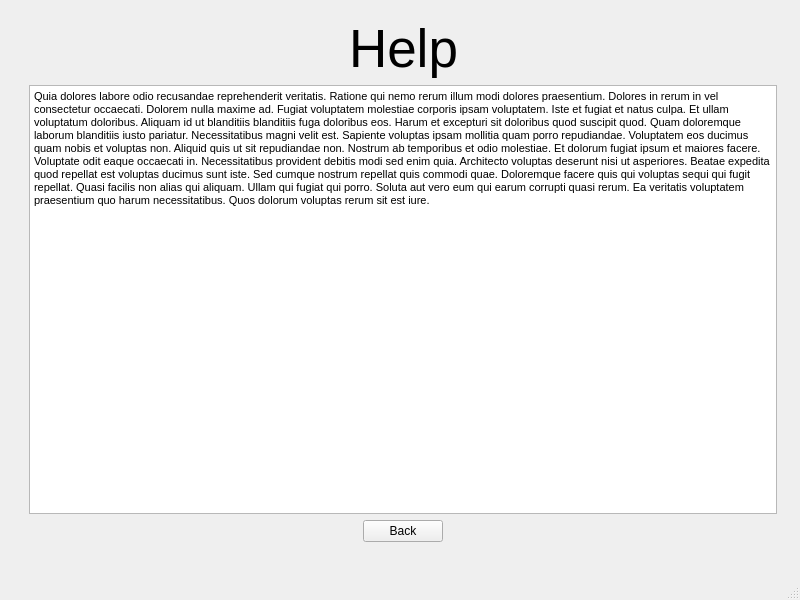
B1rtek/Casino, file GUI/Casino.ui: the form before one commit.
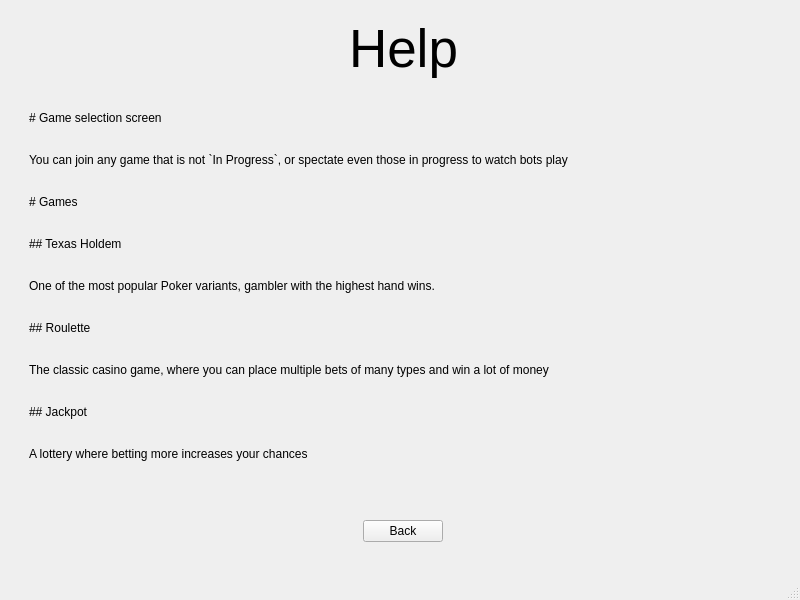
The form after the commit. The open tabs and pages were chosen to show the change.

Commit message: Completed the Help screen

The edit to the form file:
```diff
--- a/GUI/Casino.ui
+++ b/GUI/Casino.ui
@@ -325,16 +325,47 @@
        </layout>
       </item>
       <item>
-       <widget class="QTextBrowser" name="textBrowser">
-        <property name="html">
-         <string>&lt;!DOCTYPE HTML PUBLIC &quot;-//W3C//DTD HTML 4.0//EN&quot; &quot;http://www.w3.org/TR/REC-html40/strict.dtd&quot;&gt;
-&lt;html&gt;&lt;head&gt;&lt;meta name=&quot;qrichtext&quot; content=&quot;1&quot; /&gt;&lt;style type=&quot;text/css&quot;&gt;
-p, li { white-space: pre-wrap; }
-&lt;/style&gt;&lt;/head&gt;&lt;body style=&quot; font-family:'Fira Sans'; font-size:10pt; font-weight:400; font-style:normal;&quot;&gt;
-&lt;p style=&quot; margin-top:0px; margin-bottom:0px; margin-left:0px; margin-right:0px; -qt-block-indent:0; text-indent:0px;&quot;&gt;&lt;span style=&quot; font-family:'MS Shell Dlg 2'; font-size:8pt;&quot;&gt;Quia dolores labore odio recusandae reprehenderit veritatis. Ratione qui nemo rerum illum modi dolores praesentium. Dolores in rerum in vel consectetur occaecati. Dolorem nulla maxime ad. Fugiat voluptatem molestiae corporis ipsam voluptatem. Iste et fugiat et natus culpa. Et ullam voluptatum doloribus. Aliquam id ut blanditiis blanditiis fuga doloribus eos. Harum et excepturi sit doloribus quod suscipit quod. Quam doloremque laborum blanditiis iusto pariatur. Necessitatibus magni velit est. Sapiente voluptas ipsam mollitia quam porro repudiandae. Voluptatem eos ducimus quam nobis et voluptas non. Aliquid quis ut sit repudiandae non. Nostrum ab temporibus et odio molestiae. Et dolorum fugiat ipsum et maiores facere. Voluptate odit eaque occaecati in. Necessitatibus provident debitis modi sed enim quia. Architecto voluptas deserunt nisi ut asperiores. Beatae expedita quod repellat est voluptas ducimus sunt iste. Sed cumque nostrum repellat quis commodi quae. Doloremque facere quis qui voluptas sequi qui fugit repellat. Quasi facilis non alias qui aliquam. Ullam qui fugiat qui porro. Soluta aut vero eum qui earum corrupti quasi rerum. Ea veritatis voluptatem praesentium quo harum necessitatibus. Quos dolorum voluptas rerum sit est iure.&lt;/span&gt;&lt;/p&gt;&lt;/body&gt;&lt;/html&gt;</string>
+       <widget class="QLabel" name="label_9">
+        <property name="sizePolicy">
+         <sizepolicy hsizetype="Preferred" vsizetype="Expanding">
+          <horstretch>0</horstretch>
+          <verstretch>0</verstretch>
+         </sizepolicy>
         </property>
-        <property name="openLinks">
-         <bool>false</bool>
+        <property name="text">
+         <string># Game selection screen
+
+
+You can join any game that is not `In Progress`, or spectate even those in progress to watch bots play
+
+
+# Games
+
+
+## Texas Holdem
+
+
+One of the most popular Poker variants, gambler with the highest hand wins.
+
+
+## Roulette
+
+
+The classic casino game, where you can place multiple bets of many types and win a lot of money
+
+
+## Jackpot
+
+
+A lottery where betting more increases your chances
+
+</string>
+        </property>
+        <property name="textFormat">
+         <enum>Qt::MarkdownText</enum>
+        </property>
+        <property name="wordWrap">
+         <bool>true</bool>
         </property>
        </widget>
       </item>
```
Left out of the diff: 8 changed lines with no effect on the pictures. The commit also changes 1 other file.
